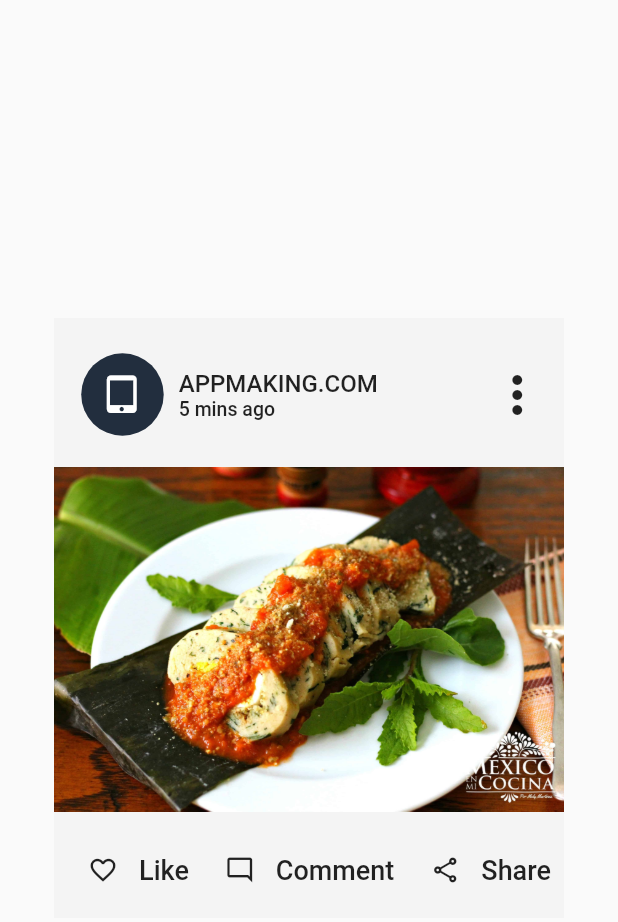
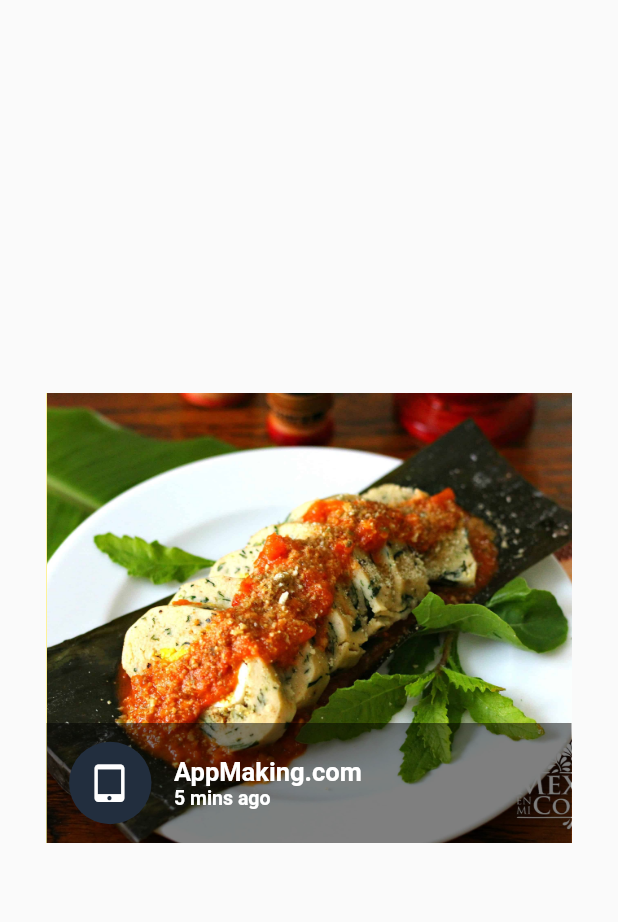
Before and after one commit to DanielBacab-Ksquare/UI_PRACTICE, a Flutter app: the screen it shows after launch, on a phone screen of 412 x 824 dp. Shown: the top 922 px of the screen. Run offline on Flutter 3.47's test engine with Material 2 defaults, Android fonts, the phone set to English and light mode, and no system bars.

Commit message:
17 exercises done

```diff
--- a/lib/main.dart
+++ b/lib/main.dart
@@ -15,6 +15,7 @@ import 'package:ui_practice/screens/practice_13.dart';
 import 'package:ui_practice/screens/practice_14.dart';
 import 'package:ui_practice/screens/practice_15.dart';
 import 'package:ui_practice/screens/practice_16.dart';
+import 'package:ui_practice/screens/practice_17.dart';
 
 void main() {
   runApp(const MyApp());
@@ -31,7 +32,7 @@ class MyApp extends StatelessWidget {
       theme: ThemeData(
         primarySwatch: Colors.blue,
       ),
-      home: const Practice16(),
+      home: const Practice17(),
     );
   }
 }
--- a/lib/screens/practice_16.dart
+++ b/lib/screens/practice_16.dart
@@ -68,7 +68,8 @@ class Practice16 extends StatelessWidget {
             Row(
               mainAxisSize: MainAxisSize.min,
               children: [
-                IconButton(
+                Container(child: Row(children: [
+                  IconButton(
                     onPressed: () {},
                     iconSize: 20,
                     icon: const Icon(
@@ -77,10 +78,13 @@ class Practice16 extends StatelessWidget {
                 const Text(
                   "Like",
                   style: TextStyle(fontSize: 18, fontWeight: FontWeight.w500),
-                ),
+                )
+                ],))
+                ,
                 const SizedBox(
                   width: 10,
                 ),
+                Container(child: Row(children: [
                 IconButton(
                     onPressed: () {},
                     iconSize: 20,
@@ -90,10 +94,14 @@ class Practice16 extends StatelessWidget {
                 const Text(
                   "Comment",
                   style: TextStyle(fontSize: 18, fontWeight: FontWeight.w500),
-                ),
+                )
+                ],))
+                ,
+
                 const SizedBox(
                   width: 10,
                 ),
+                Container(child: Row(children: [
                 IconButton(
                     onPressed: () {},
                     iconSize: 20,
@@ -104,6 +112,7 @@ class Practice16 extends StatelessWidget {
                   "Share",
                   style: TextStyle(fontSize: 18, fontWeight: FontWeight.w500),
                 ),
+                ],))
               ],
             )
           ],
--- /dev/null
+++ b/lib/screens/practice_17.dart
@@ -0,0 +1,73 @@
+import 'package:flutter/material.dart';
+
+class Practice17 extends StatelessWidget {
+  const Practice17({super.key});
+
+  @override
+  Widget build(BuildContext context) {
+    return Scaffold(
+      body: Center(
+          child: Container(
+              height: 300,
+              width: 350,
+              color: Colors.yellow,
+              child: Stack(
+                children: [
+                  Container(
+                    height: double.infinity,
+                    width: double.infinity,
+                    child: Image.asset("images/brazo_de_reyna.jpg",
+                        fit: BoxFit.cover),
+                  ),
+                  Align(
+                    alignment: Alignment.bottomCenter,
+                    child: Container(
+                      height: 80,
+                      width: double.infinity,
+                      color: Colors.black.withOpacity(0.5),
+                      child: Row(
+                        mainAxisAlignment: MainAxisAlignment.start,
+                        crossAxisAlignment: CrossAxisAlignment.center,
+                        children: [
+                          const SizedBox(width: 15),
+                          Container(
+                              decoration: const BoxDecoration(
+                                borderRadius:
+                                    BorderRadius.all(Radius.circular(50)),
+                                color: Color(0xff222e3e),
+                              ),
+                              padding: const EdgeInsets.all(15),
+                              child: const Icon(
+                                  size: 25,
+                                  color: Colors.white,
+                                  Icons.tablet_mac_rounded)),
+                          const SizedBox(width: 15),
+                          Column(
+                            mainAxisAlignment: MainAxisAlignment.center,
+                            crossAxisAlignment: CrossAxisAlignment.start,
+                            children: const [
+                              Text(
+                                "AppMaking.com",
+                                style: TextStyle(
+                                    fontSize: 17,
+                                    fontWeight: FontWeight.w700,
+                                    color: Colors.white),
+                              ),
+                              Text(
+                                "5 mins ago",
+                                style: TextStyle(
+                                    fontSize: 13,
+                                    fontWeight: FontWeight.w600,
+                                    color: Colors.white),
+                              ),
+                            ],
+                          ),
+                        ],
+                      ),
+                    ),
+                  )
+                ],
+              ))),
+    );
+  }
+}
```
Also changed, not shown: 2 other files.
